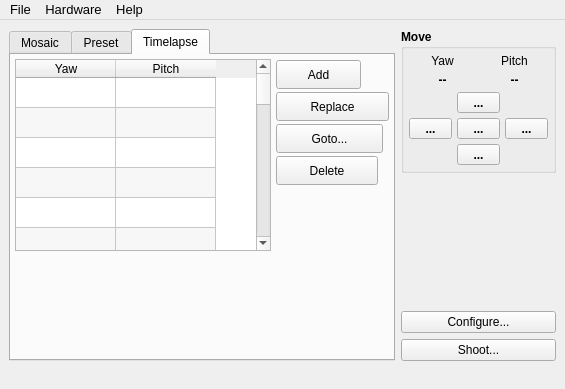
The window that papywizard/view/ui/mainWindow.ui (bingostar89/Papywizard) describes before a commit, drawn with Qt 5.
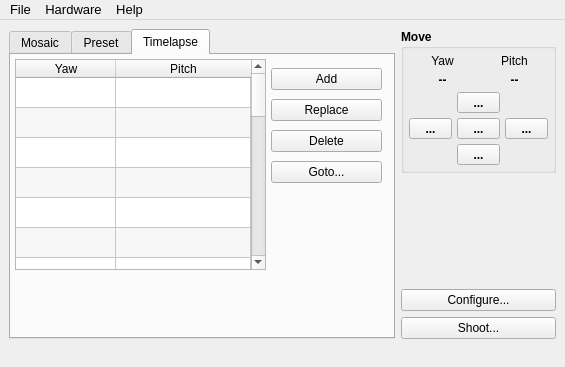
The same window after the commit. The open tabs and pages were chosen to show the change. Icons and pictures are not drawn.

```diff
--- a/papywizard/view/ui/mainWindow.ui
+++ b/papywizard/view/ui/mainWindow.ui
@@ -7,7 +7,7 @@
     <x>0</x>
     <y>0</y>
     <width>565</width>
-    <height>389</height>
+    <height>367</height>
    </rect>
   </property>
   <property name="minimumSize">
@@ -565,8 +565,8 @@
            <rect>
             <x>4</x>
             <y>4</y>
-            <width>256</width>
-            <height>192</height>
+            <width>251</width>
+            <height>211</height>
            </rect>
           </property>
           <property name="sizePolicy">
@@ -594,7 +594,7 @@
            <enum>QAbstractItemView::ScrollPerPixel</enum>
           </property>
           <property name="rowCount">
-           <number>30</number>
+           <number>27</number>
           </property>
           <attribute name="horizontalHeaderCascadingSectionResizes">
            <bool>true</bool>
@@ -602,11 +602,8 @@
           <attribute name="horizontalHeaderDefaultSectionSize">
            <number>100</number>
           </attribute>
-          <attribute name="horizontalHeaderShowSortIndicator" stdset="0">
-           <bool>false</bool>
-          </attribute>
           <attribute name="horizontalHeaderStretchLastSection">
-           <bool>false</bool>
+           <bool>true</bool>
           </attribute>
           <attribute name="verticalHeaderVisible">
            <bool>false</bool>
@@ -617,21 +614,6 @@
           <attribute name="verticalHeaderHighlightSections">
            <bool>true</bool>
           </attribute>
-          <row>
-           <property name="text">
-            <string>1</string>
-           </property>
-          </row>
-          <row>
-           <property name="text">
-            <string>2</string>
-           </property>
-          </row>
-          <row>
-           <property name="text">
-            <string>3</string>
-           </property>
-          </row>
           <row/>
           <row/>
           <row/>
@@ -669,98 +651,121 @@
             <string>Pitch</string>
            </property>
           </column>
+          <item row="0" column="0">
+           <property name="text">
+            <string/>
+           </property>
+          </item>
+          <item row="0" column="1">
+           <property name="text">
+            <string/>
+           </property>
+          </item>
+          <item row="1" column="0">
+           <property name="text">
+            <string/>
+           </property>
+          </item>
+          <item row="1" column="1">
+           <property name="text">
+            <string/>
+           </property>
+          </item>
+          <item row="2" column="0">
+           <property name="text">
+            <string/>
+           </property>
+          </item>
+          <item row="2" column="1">
+           <property name="text">
+            <string/>
+           </property>
+          </item>
+          <item row="3" column="0">
+           <property name="text">
+            <string/>
+           </property>
+          </item>
          </widget>
-         <widget class="QPushButton" name="pushButton">
+         <widget class="QWidget" name="layoutWidget">
           <property name="geometry">
            <rect>
-            <x>265</x>
-            <y>5</y>
-            <width>85</width>
-            <height>29</height>
+            <x>260</x>
+            <y>10</y>
+            <width>111</width>
+            <height>122</height>
            </rect>
           </property>
-          <property name="sizePolicy">
-           <sizepolicy hsizetype="Expanding" vsizetype="Fixed">
-            <horstretch>0</horstretch>
-            <verstretch>0</verstretch>
-           </sizepolicy>
-          </property>
-          <property name="text">
-           <string>Add</string>
-          </property>
-          <property name="icon">
-           <iconset resource="../icons.qrc">
-            <normaloff>:/icons/add.png</normaloff>:/icons/add.png</iconset>
-          </property>
-         </widget>
-         <widget class="QPushButton" name="pushButton_3">
-          <property name="geometry">
-           <rect>
-            <x>265</x>
-            <y>101</y>
-            <width>102</width>
-            <height>29</height>
-           </rect>
-          </property>
-          <property name="sizePolicy">
-           <sizepolicy hsizetype="Expanding" vsizetype="Fixed">
-            <horstretch>0</horstretch>
-            <verstretch>0</verstretch>
-           </sizepolicy>
-          </property>
-          <property name="text">
-           <string>Delete</string>
-          </property>
-          <property name="icon">
-           <iconset resource="../icons.qrc">
-            <normaloff>:/icons/eraser.png</normaloff>:/icons/eraser.png</iconset>
-          </property>
-         </widget>
-         <widget class="QPushButton" name="pushButton_2">
-          <property name="geometry">
-           <rect>
-            <x>265</x>
-            <y>37</y>
-            <width>113</width>
-            <height>29</height>
-           </rect>
-          </property>
-          <property name="sizePolicy">
-           <sizepolicy hsizetype="Expanding" vsizetype="Fixed">
-            <horstretch>0</horstretch>
-            <verstretch>0</verstretch>
-           </sizepolicy>
-          </property>
-          <property name="text">
-           <string>Replace</string>
-          </property>
-          <property name="icon">
-           <iconset resource="../icons.qrc">
-            <normaloff>:/icons/bookmark.png</normaloff>:/icons/bookmark.png</iconset>
-          </property>
-         </widget>
-         <widget class="QPushButton" name="pushButton_4">
-          <property name="geometry">
-           <rect>
-            <x>265</x>
-            <y>69</y>
-            <width>107</width>
-            <height>29</height>
-           </rect>
-          </property>
-          <property name="sizePolicy">
-           <sizepolicy hsizetype="Expanding" vsizetype="Fixed">
-            <horstretch>0</horstretch>
-            <verstretch>0</verstretch>
-           </sizepolicy>
-          </property>
-          <property name="text">
-           <string>Goto...</string>
-          </property>
-          <property name="icon">
-           <iconset resource="../icons.qrc">
-            <normaloff>:/icons/goto.png</normaloff>:/icons/goto.png</iconset>
-          </property>
+          <layout class="QVBoxLayout" name="verticalLayout_3">
+           <item>
+            <widget class="QPushButton" name="pushButton">
+             <property name="sizePolicy">
+              <sizepolicy hsizetype="Expanding" vsizetype="Fixed">
+               <horstretch>0</horstretch>
+               <verstretch>0</verstretch>
+              </sizepolicy>
+             </property>
+             <property name="text">
+              <string>Add</string>
+             </property>
+             <property name="icon">
+              <iconset resource="../icons.qrc">
+               <normaloff>:/icons/add.png</normaloff>:/icons/add.png</iconset>
+             </property>
+            </widget>
+           </item>
+           <item>
+            <widget class="QPushButton" name="pushButton_2">
+             <property name="sizePolicy">
+              <sizepolicy hsizetype="Expanding" vsizetype="Fixed">
+               <horstretch>0</horstretch>
+               <verstretch>0</verstretch>
+              </sizepolicy>
+             </property>
+             <property name="text">
+              <string>Replace</string>
+             </property>
+             <property name="icon">
+              <iconset resource="../icons.qrc">
+               <normaloff>:/icons/bookmark.png</normaloff>:/icons/bookmark.png</iconset>
+             </property>
+            </widget>
+           </item>
+           <item>
+            <widget class="QPushButton" name="pushButton_3">
+             <property name="sizePolicy">
+              <sizepolicy hsizetype="Expanding" vsizetype="Fixed">
+               <horstretch>0</horstretch>
+               <verstretch>0</verstretch>
+              </sizepolicy>
+             </property>
+             <property name="text">
+              <string>Delete</string>
+             </property>
+             <property name="icon">
+              <iconset resource="../icons.qrc">
+               <normaloff>:/icons/eraser.png</normaloff>:/icons/eraser.png</iconset>
+             </property>
+            </widget>
+           </item>
+           <item>
+            <widget class="QPushButton" name="pushButton_4">
+             <property name="sizePolicy">
+              <sizepolicy hsizetype="Expanding" vsizetype="Fixed">
+               <horstretch>0</horstretch>
+               <verstretch>0</verstretch>
+              </sizepolicy>
+             </property>
+             <property name="text">
+              <string>Goto...</string>
+             </property>
+             <property name="icon">
+              <iconset resource="../icons.qrc">
+               <normaloff>:/icons/goto.png</normaloff>:/icons/goto.png</iconset>
+             </property>
+            </widget>
+           </item>
+          </layout>
          </widget>
         </widget>
        </widget>
```
Left out of the diff: 718 changed lines with no effect on the pictures.
